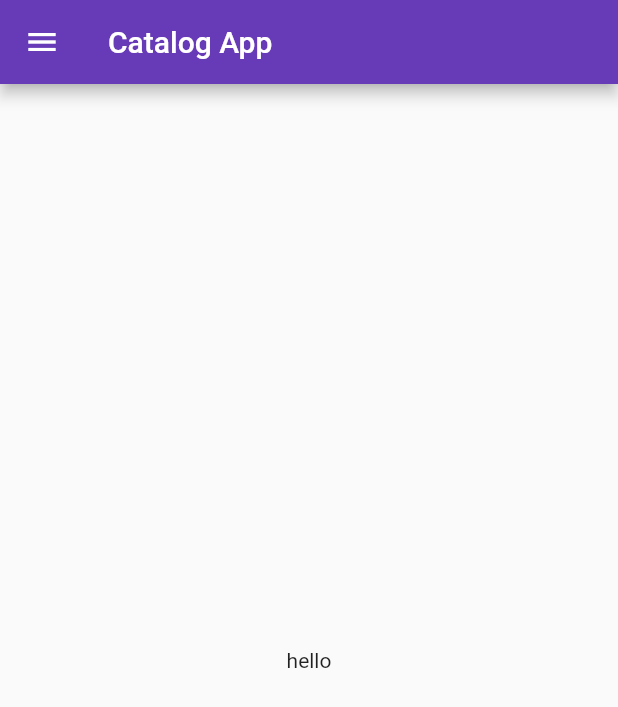
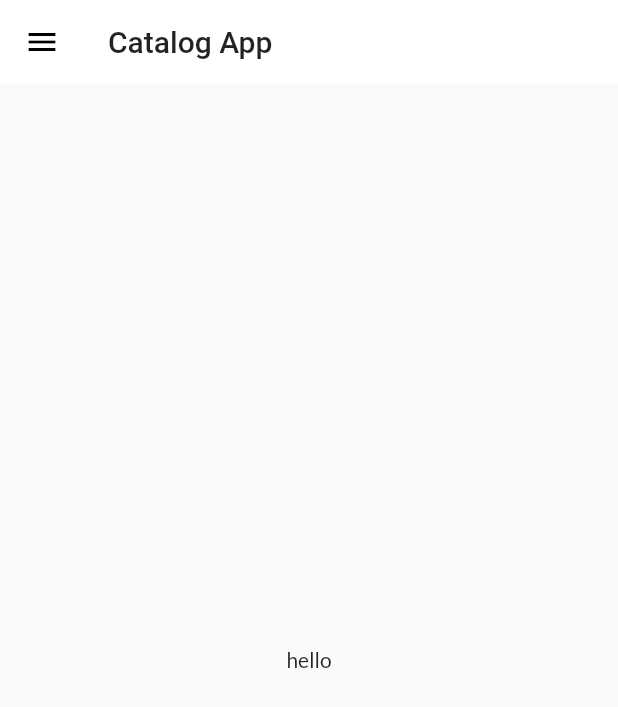
Before and after one commit to nishantnz/catalog_app, a Flutter app: the screen it shows after launch, on a phone screen of 412 x 824 dp. Shown: the top 707 px of the screen. Run offline on Flutter 3.47's test engine with Material 2 defaults, Android fonts, the phone set to English and light mode, and no system bars; our stand-ins replace google_fonts; missing offline and left inert: dart:ffi; Roboto replaces fonts that are missing (Lateef).

Commit message:
refactored and extracted theme

```diff
--- a/lib/main.dart
+++ b/lib/main.dart
@@ -1,6 +1,7 @@
 import 'package:catalog_app/pages/home_page.dart';
 import 'package:catalog_app/pages/login.dart';
 import 'package:catalog_app/utils/routes.dart';
+import 'package:catalog_app/widgets/themes.dart';
 import 'package:flutter/material.dart';
 import 'package:google_fonts/google_fonts.dart';
 
@@ -15,10 +16,7 @@ class MyApp extends StatelessWidget {
   Widget build(BuildContext context) {
     return MaterialApp(
       themeMode: ThemeMode.light,
-      theme: ThemeData(
-        fontFamily: GoogleFonts.lateef().fontFamily,
-        primarySwatch: Colors.deepPurple,
-      ),
+      theme: MyTheme.lightTheme(context),
       debugShowCheckedModeBanner: false,
       darkTheme: ThemeData(
         brightness: Brightness.dark,
--- /dev/null
+++ b/lib/widgets/themes.dart
@@ -0,0 +1,19 @@
+import 'package:flutter/material.dart';
+import 'package:google_fonts/google_fonts.dart';
+
+class MyTheme {
+  static ThemeData lightTheme(BuildContext context) => ThemeData(
+        primarySwatch: Colors.deepPurple,
+        fontFamily: GoogleFonts.lato().fontFamily,
+        appBarTheme: AppBarTheme(
+          color: Colors.white,
+          elevation: 0,
+          iconTheme: IconThemeData(color: Colors.black),
+          //toolbarTextStyle: Theme.of(context).textTheme.bodyText2,
+          titleTextStyle: Theme.of(context).textTheme.headline6,
+        ),
+      );
+
+  static ThemeData darkTheme(BuildContext context) =>
+      ThemeData(brightness: Brightness.dark);
+}
```
